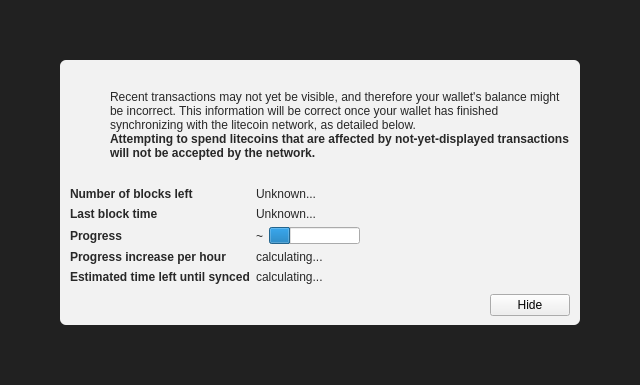
The window that src/qt/forms/modaloverlay.ui (litebitcoins/litebitcoin) describes before a commit, drawn with Qt 5.
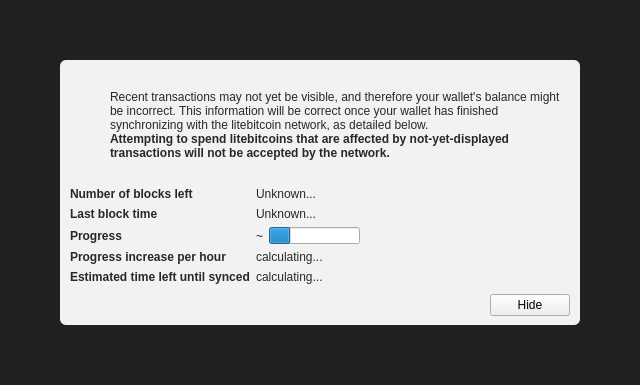
The same window after the commit. Icons and pictures are not drawn. Custom widgets are drawn as their Qt base class.

Commit message: Change text at files from litecoin to litebitcoin

Diff of the .ui file:
```diff
--- a/src/qt/forms/modaloverlay.ui
+++ b/src/qt/forms/modaloverlay.ui
@@ -130,7 +130,7 @@
              <item>
               <widget class="QLabel" name="infoText">
                <property name="text">
-                <string>Recent transactions may not yet be visible, and therefore your wallet's balance might be incorrect. This information will be correct once your wallet has finished synchronizing with the litecoin network, as detailed below.</string>
+                <string>Recent transactions may not yet be visible, and therefore your wallet's balance might be incorrect. This information will be correct once your wallet has finished synchronizing with the litebitcoin network, as detailed below.</string>
                </property>
                <property name="textFormat">
                 <enum>Qt::RichText</enum>
@@ -149,7 +149,7 @@
                 </font>
                </property>
                <property name="text">
-                <string>Attempting to spend litecoins that are affected by not-yet-displayed transactions will not be accepted by the network.</string>
+                <string>Attempting to spend litebitcoins that are affected by not-yet-displayed transactions will not be accepted by the network.</string>
                </property>
                <property name="textFormat">
                 <enum>Qt::RichText</enum>
```
The commit also changes 236 other files.
